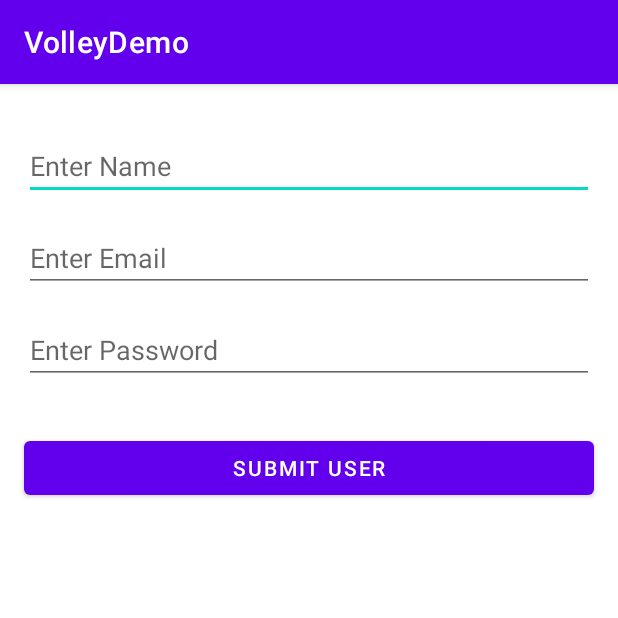
After one commit to dhruvRj18/VolleyDemo, an Android app: the SubmitActivity screen opened directly, with no data from a screen before it, on a phone screen of 412 x 824 dp, the top half of it. The commit adds this screen. Run offline under Robolectric (Android 15) with nearby library versions, the phone set to English and light mode, and no system bars; our stand-ins replace Volley; network calls fail.

Commit message:
insert data

```diff
--- /dev/null
+++ b/app/src/main/java/com/example/volleydemo/Constants.kt
@@ -0,0 +1,5 @@
+package com.example.volleydemo
+
+object Constants {
+    const val BASE_URL = "http://192.168.0.32/demoAPIs/"
+}
--- /dev/null
+++ b/app/src/main/java/com/example/volleydemo/SubmitActivity.kt
@@ -0,0 +1,65 @@
+package com.example.volleydemo
+
+import android.content.Intent
+import androidx.appcompat.app.AppCompatActivity
+import android.os.Bundle
+import android.widget.Toast
+import com.android.volley.Request
+import com.android.volley.Response
+import com.android.volley.toolbox.StringRequest
+import com.android.volley.toolbox.Volley
+import com.example.volleydemo.Constants.BASE_URL
+import com.google.android.material.button.MaterialButton
+import com.google.android.material.textfield.TextInputEditText
+
+class SubmitActivity : AppCompatActivity() {
+
+    private lateinit var btn:MaterialButton
+    private lateinit var nameEd :TextInputEditText
+    private lateinit var emailEd :TextInputEditText
+    private lateinit var passwordEd :TextInputEditText
+
+    override fun onCreate(savedInstanceState: Bundle?) {
+        super.onCreate(savedInstanceState)
+        setContentView(R.layout.activity_submit)
+        initViews()
+        btn.setOnClickListener {
+            val email = emailEd.text.toString()
+            val name = nameEd.text.toString()
+            val password = passwordEd.text.toString()
+            submitData(name,email,password)
+        }
+
+    }
+
+    private fun submitData(name: String, email: String, password: String) {
+
+        val url = BASE_URL + "insertUser.php"
+        val requestQueue = Volley.newRequestQueue(this)
+        val stringRequest = object : StringRequest(Request.Method.POST,url,
+        Response.Listener { response ->
+            Toast.makeText(this,response,Toast.LENGTH_SHORT).show()
+            startActivity(Intent(this,MainActivity::class.java))
+
+        },
+        Response.ErrorListener { error-> }
+        ){
+            override fun getParams(): HashMap<String,String>{
+                val map = HashMap<String,String>()
+                map["name"] = name
+                map["email"] = email
+                map["password"] = password
+                return map
+            }
+        }
+        requestQueue.add(stringRequest)
+
+    }
+
+    private fun initViews() {
+        btn = findViewById(R.id.submitBtn)
+        nameEd = findViewById(R.id.nameEd)
+        emailEd = findViewById(R.id.emailEd)
+        passwordEd = findViewById(R.id.passwordEd)
+    }
+}
--- /dev/null
+++ b/app/src/main/res/layout/activity_submit.xml
@@ -0,0 +1,61 @@
+<?xml version="1.0" encoding="utf-8"?>
+<androidx.constraintlayout.widget.ConstraintLayout xmlns:android="http://schemas.android.com/apk/res/android"
+    xmlns:app="http://schemas.android.com/apk/res-auto"
+    xmlns:tools="http://schemas.android.com/tools"
+    android:layout_width="match_parent"
+    android:layout_height="match_parent"
+    tools:context=".SubmitActivity">
+
+    <com.google.android.material.textfield.TextInputEditText
+        android:id="@+id/nameEd"
+        android:layout_width="match_parent"
+        android:layout_height="wrap_content"
+        android:layout_marginStart="16dp"
+        android:layout_marginTop="32dp"
+        android:layout_marginEnd="16dp"
+        android:hint="Enter Name"
+        app:layout_constraintEnd_toEndOf="parent"
+        app:layout_constraintStart_toStartOf="parent"
+        app:layout_constraintTop_toTopOf="parent" />
+
+    <com.google.android.material.textfield.TextInputEditText
+        android:id="@+id/emailEd"
+        android:layout_width="match_parent"
+        android:layout_height="wrap_content"
+        android:layout_marginStart="16dp"
+        android:layout_marginTop="16dp"
+        android:layout_marginEnd="16dp"
+        android:hint="Enter Email"
+        app:layout_constraintEnd_toEndOf="parent"
+        app:layout_constraintHorizontal_bias="1.0"
+        app:layout_constraintStart_toStartOf="parent"
+        app:layout_constraintTop_toBottomOf="@+id/nameEd" />
+
+    <com.google.android.material.textfield.TextInputEditText
+        android:id="@+id/passwordEd"
+        android:layout_width="match_parent"
+        android:layout_height="wrap_content"
+        android:layout_marginStart="16dp"
+        android:layout_marginTop="16dp"
+        android:layout_marginEnd="16dp"
+        android:hint="Enter Password"
+        android:inputType="textPassword"
+        app:layout_constraintEnd_toEndOf="parent"
+        app:layout_constraintHorizontal_bias="0.0"
+        app:layout_constraintStart_toStartOf="parent"
+        app:layout_constraintTop_toBottomOf="@+id/emailEd" />
+
+    <com.google.android.material.button.MaterialButton
+        android:id="@+id/submitBtn"
+        android:layout_width="match_parent"
+        android:layout_height="wrap_content"
+        android:layout_marginStart="16dp"
+        android:layout_marginTop="32dp"
+        android:layout_marginEnd="16dp"
+        android:text="Submit User"
+        app:layout_constraintEnd_toEndOf="parent"
+        app:layout_constraintHorizontal_bias="1.0"
+        app:layout_constraintStart_toStartOf="parent"
+        app:layout_constraintTop_toBottomOf="@+id/passwordEd" />
+
+</androidx.constraintlayout.widget.ConstraintLayout>
```
Also changed, not shown: app/src/main/AndroidManifest.xml (+4 -3 lines), app/src/main/java/com/example/volleydemo/MainActivity.kt (+11 -1 lines), app/src/main/res/drawable/ic_add.xml (added, +10 -0 lines), app/src/main/res/layout/activity_main.xml (+10 -0 lines).
